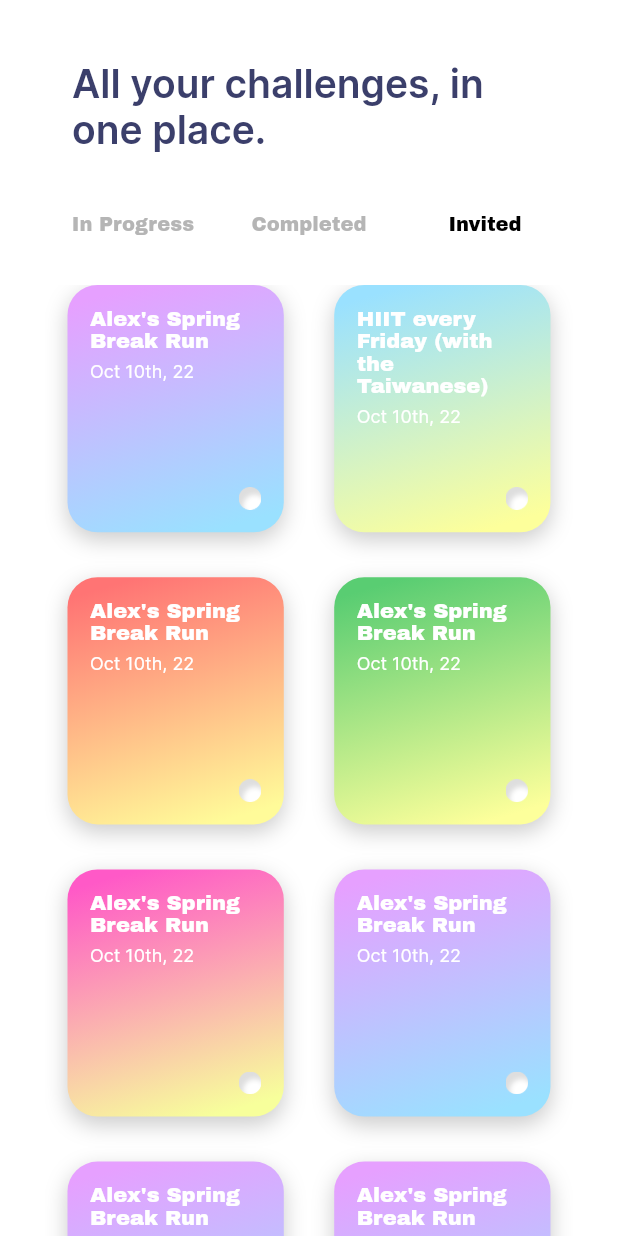
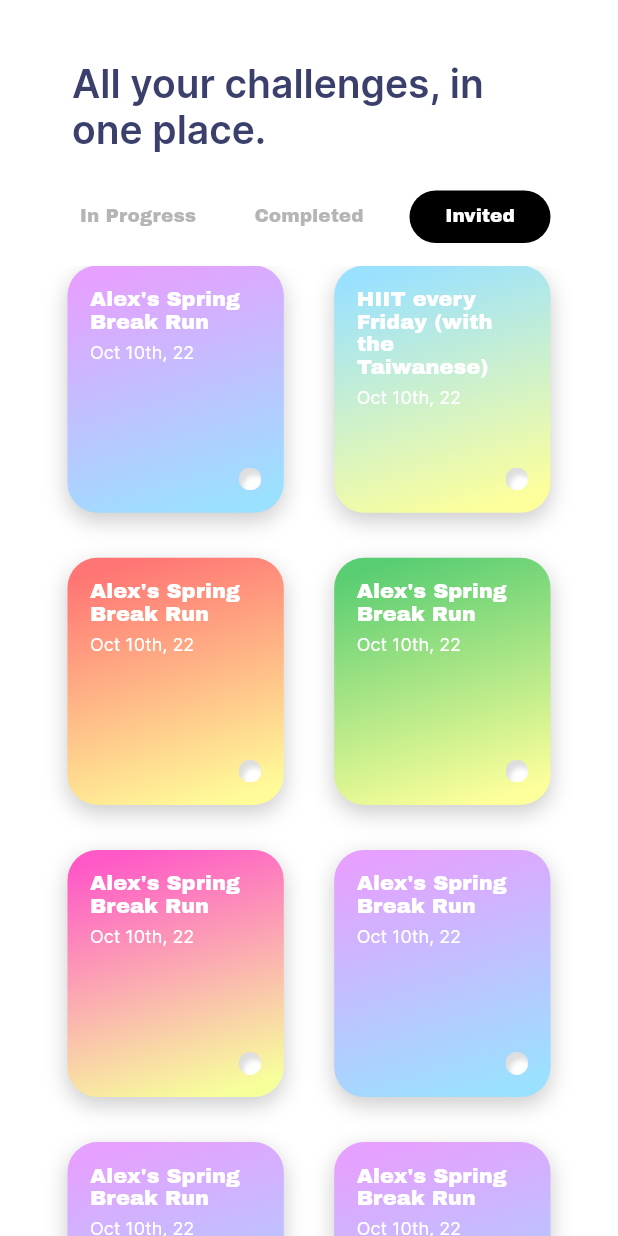
Before and after one commit to alexkocodes/Fitegy-App, a Flutter app: the MyChallengesWidget screen opened directly, tab 3 chosen, on a phone screen of 412 x 824 dp. Run offline on Flutter 3.47's test engine with Material 2 defaults, Android fonts, the phone set to English and light mode, and no system bars; drawn by our look-alikes of flutter_animate; our stand-ins replace auto_size_text, built_collection, built_value, cloud_firestore, easy_debounce, file_picker and 17 more; missing offline and left inert: json_path, mime_type; accounts and stored records are empty.

Commit message:
update challenge color selection data

```diff
--- a/lib/challenge_details/challenge_details_widget.dart
+++ b/lib/challenge_details/challenge_details_widget.dart
@@ -66,6 +66,7 @@ class _ChallengeDetailsWidgetState extends State<ChallengeDetailsWidget> {
         body: Builder(
           builder: (context) {
             return SafeArea(
+              top: false,
               child: GestureDetector(
                 onTap: () => FocusScope.of(context).unfocus(),
                 child: Container(
--- a/lib/my_challenges/my_challenges_widget.dart
+++ b/lib/my_challenges/my_challenges_widget.dart
@@ -241,20 +241,32 @@ class _MyChallengesWidgetState extends State<MyChallengesWidget>
                         initialIndex: 0,
                         child: Column(
                           children: [
-                            TabBar(
+                            Container(
+                              height: 35,
+                              padding: EdgeInsets.symmetric(horizontal: 5),
+                              child: TabBar(
                                 labelColor:
-                                  FlutterFlowTheme.of(context).secondaryText,
+                                    FlutterFlowTheme.of(context).primaryBtnText,
                                 unselectedLabelColor: Color(0x9C868686),
                                 labelStyle: FlutterFlowTheme.of(context)
                                     .bodyText1
                                     .override(
                                       fontFamily: 'Archivo Black',
-                                    fontSize: 13,
+                                      fontSize:
+                                          MediaQuery.of(context).size.width *
+                                              0.03,
                                       useGoogleFonts: GoogleFonts.asMap()
                                           .containsKey(
                                               FlutterFlowTheme.of(context)
                                                   .bodyText1Family),
                                     ),
+                                indicator: BoxDecoration(
+                                  borderRadius: BorderRadius.circular(50),
+                                  color: Colors.black,
+                                ),
+                                indicatorSize: TabBarIndicatorSize.tab,
+                                indicatorPadding:
+                                    EdgeInsets.symmetric(horizontal: 10),
                                 indicatorColor:
                                     FlutterFlowTheme.of(context).primaryBtnText,
                                 tabs: [
@@ -269,12 +281,13 @@ class _MyChallengesWidgetState extends State<MyChallengesWidget>
                                   ),
                                 ],
                               ),
+                            ),
                             Expanded(
                               child: TabBarView(
                                 children: [
                                   Padding(
                                     padding: EdgeInsetsDirectional.fromSTEB(
-                                        0, 15, 0, 0),
+                                        0, 20, 0, 0),
                                     child:
                                         StreamBuilder<List<ChallengesRecord>>(
                                       stream: queryChallengesRecord(
@@ -348,6 +361,8 @@ class _MyChallengesWidgetState extends State<MyChallengesWidget>
                                               path: gridViewChallengesRecord
                                                   .reference.path
                                                   .toString(),
+                                              color: gridViewChallengesRecord
+                                                  .colorScheme,
                                             );
                                           },
                                         );
@@ -430,6 +445,8 @@ class _MyChallengesWidgetState extends State<MyChallengesWidget>
                                               path: gridViewChallengesRecord
                                                   .reference.path
                                                   .toString(),
+                                              color: gridViewChallengesRecord
+                                                  .colorScheme,
                                             );
                                           },
                                         );
```
Also changed, not shown: lib/components/challenge_card_widget.dart (+17 -7 lines). Lines whose indentation alone changed are shown as unchanged.
